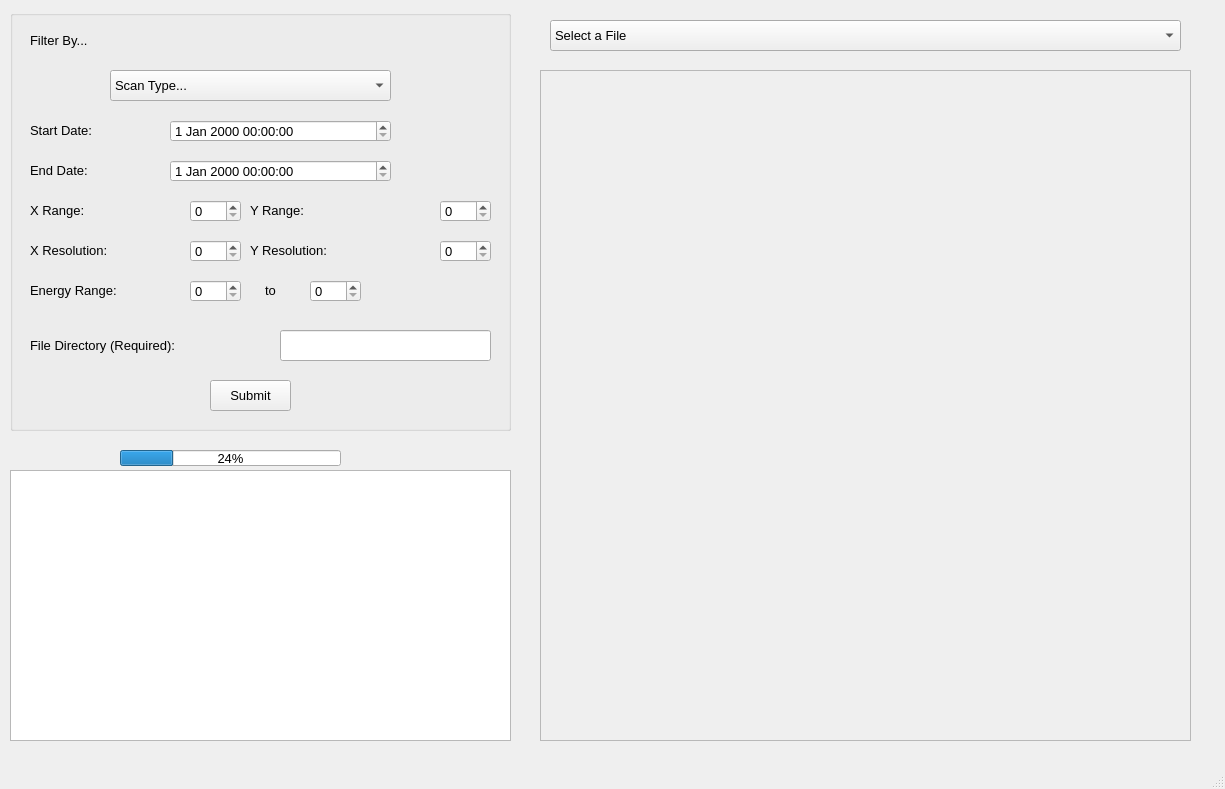
First picture: the form in STXM_data_viewer.ui, repository amy-remeshylo/STXM_data_viewer, before the edit.
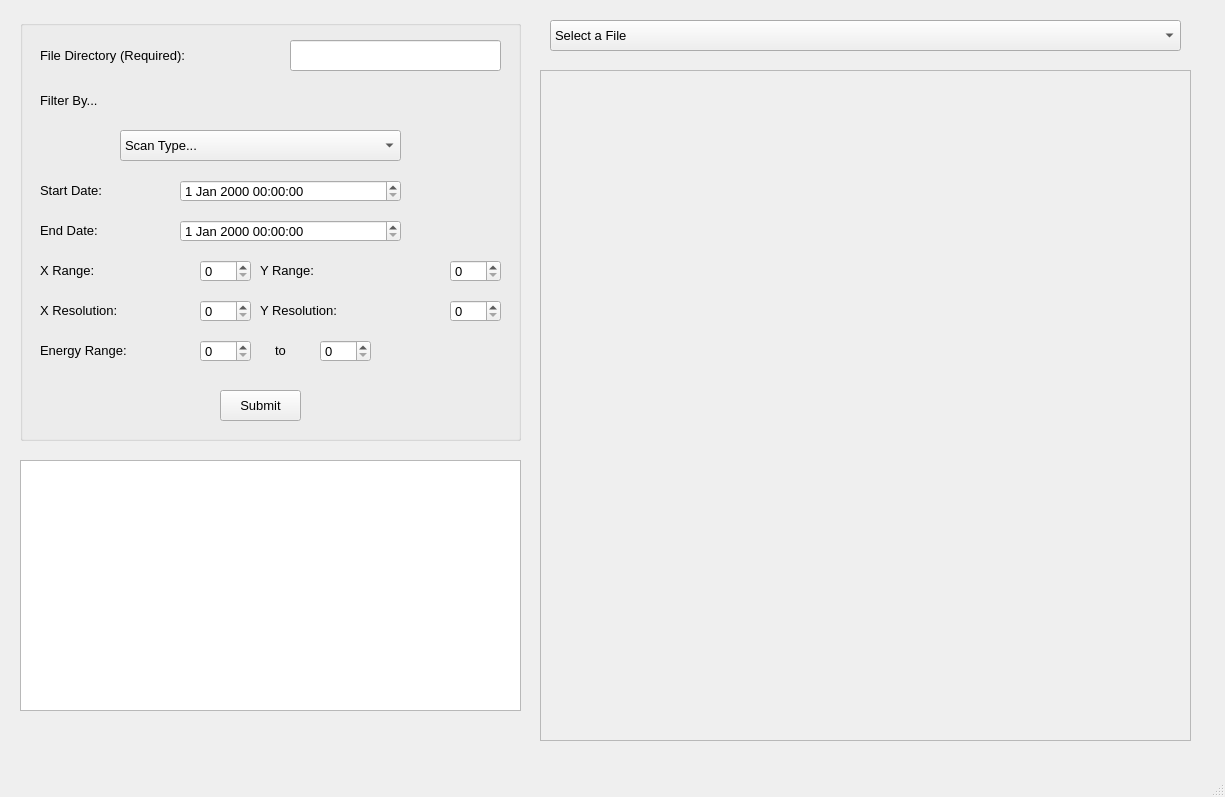
Second picture: the form after the edit.

Commit message: create a database of ALL .hdf5 files in a specified directory

```diff
--- a/STXM_data_viewer.ui
+++ b/STXM_data_viewer.ui
@@ -7,7 +7,7 @@
     <x>0</x>
     <y>0</y>
     <width>1225</width>
-    <height>789</height>
+    <height>797</height>
    </rect>
   </property>
   <property name="font">
@@ -19,34 +19,21 @@
    <string>MainWindow</string>
   </property>
   <widget class="QWidget" name="centralwidget">
-   <widget class="QProgressBar" name="progressBar">
-    <property name="geometry">
-     <rect>
-      <x>120</x>
-      <y>450</y>
-      <width>221</width>
-      <height>16</height>
-     </rect>
-    </property>
-    <property name="value">
-     <number>24</number>
-    </property>
-   </widget>
    <widget class="QTextBrowser" name="textBrowser">
     <property name="geometry">
      <rect>
-      <x>10</x>
-      <y>470</y>
+      <x>20</x>
+      <y>460</y>
       <width>501</width>
-      <height>271</height>
+      <height>251</height>
      </rect>
     </property>
    </widget>
    <widget class="QGroupBox" name="filtersGB">
     <property name="geometry">
      <rect>
-      <x>10</x>
-      <y>10</y>
+      <x>20</x>
+      <y>20</y>
       <width>501</width>
       <height>421</height>
      </rect>
@@ -58,7 +45,7 @@
      <property name="geometry">
       <rect>
        <x>430</x>
-       <y>190</y>
+       <y>240</y>
        <width>51</width>
        <height>22</height>
       </rect>
@@ -68,7 +55,7 @@
      <property name="geometry">
       <rect>
        <x>20</x>
-       <y>265</y>
+       <y>315</y>
        <width>141</width>
        <height>31</height>
       </rect>
@@ -81,7 +68,7 @@
      <property name="geometry">
       <rect>
        <x>20</x>
-       <y>10</y>
+       <y>60</y>
        <width>241</width>
        <height>41</height>
       </rect>
@@ -99,7 +86,7 @@
      <property name="geometry">
       <rect>
        <x>180</x>
-       <y>270</y>
+       <y>320</y>
        <width>51</width>
        <height>22</height>
       </rect>
@@ -109,7 +96,7 @@
      <property name="geometry">
       <rect>
        <x>20</x>
-       <y>150</y>
+       <y>200</y>
        <width>101</width>
        <height>21</height>
       </rect>
@@ -122,7 +109,7 @@
      <property name="geometry">
       <rect>
        <x>430</x>
-       <y>230</y>
+       <y>280</y>
        <width>51</width>
        <height>22</height>
       </rect>
@@ -132,7 +119,7 @@
      <property name="geometry">
       <rect>
        <x>240</x>
-       <y>270</y>
+       <y>320</y>
        <width>41</width>
        <height>21</height>
       </rect>
@@ -148,7 +135,7 @@
      <property name="geometry">
       <rect>
        <x>240</x>
-       <y>185</y>
+       <y>235</y>
        <width>181</width>
        <height>31</height>
       </rect>
@@ -161,7 +148,7 @@
      <property name="geometry">
       <rect>
        <x>20</x>
-       <y>110</y>
+       <y>160</y>
        <width>101</width>
        <height>21</height>
       </rect>
@@ -174,7 +161,7 @@
      <property name="geometry">
       <rect>
        <x>160</x>
-       <y>150</y>
+       <y>200</y>
        <width>221</width>
        <height>22</height>
       </rect>
@@ -184,7 +171,7 @@
      <property name="geometry">
       <rect>
        <x>20</x>
-       <y>185</y>
+       <y>235</y>
        <width>91</width>
        <height>31</height>
       </rect>
@@ -197,7 +184,7 @@
      <property name="geometry">
       <rect>
        <x>20</x>
-       <y>230</y>
+       <y>280</y>
        <width>141</width>
        <height>21</height>
       </rect>
@@ -210,7 +197,7 @@
      <property name="geometry">
       <rect>
        <x>300</x>
-       <y>270</y>
+       <y>320</y>
        <width>51</width>
        <height>22</height>
       </rect>
@@ -220,7 +207,7 @@
      <property name="geometry">
       <rect>
        <x>180</x>
-       <y>190</y>
+       <y>240</y>
        <width>51</width>
        <height>22</height>
       </rect>
@@ -230,7 +217,7 @@
      <property name="geometry">
       <rect>
        <x>240</x>
-       <y>230</y>
+       <y>280</y>
        <width>171</width>
        <height>21</height>
       </rect>
@@ -243,7 +230,7 @@
      <property name="geometry">
       <rect>
        <x>160</x>
-       <y>110</y>
+       <y>160</y>
        <width>221</width>
        <height>22</height>
       </rect>
@@ -253,7 +240,7 @@
      <property name="geometry">
       <rect>
        <x>100</x>
-       <y>60</y>
+       <y>110</y>
        <width>281</width>
        <height>31</height>
       </rect>
@@ -313,7 +300,7 @@
      <property name="geometry">
       <rect>
        <x>180</x>
-       <y>230</y>
+       <y>280</y>
        <width>51</width>
        <height>22</height>
       </rect>
@@ -336,7 +323,7 @@
      <property name="geometry">
       <rect>
        <x>270</x>
-       <y>320</y>
+       <y>20</y>
        <width>211</width>
        <height>31</height>
       </rect>
@@ -346,7 +333,7 @@
      <property name="geometry">
       <rect>
        <x>20</x>
-       <y>320</y>
+       <y>20</y>
        <width>241</width>
        <height>31</height>
       </rect>
```
The commit also changes 1 other file.
